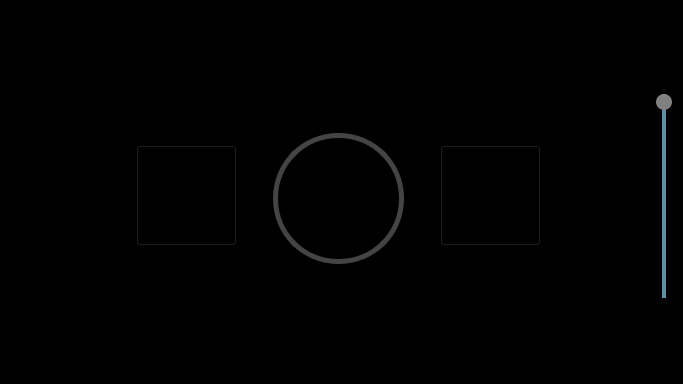
Qt form ViewLayer/SongPlayerUi.ui (UCSolarCarTeam/Epsilon-Onboard-Media-Control) before a commit.
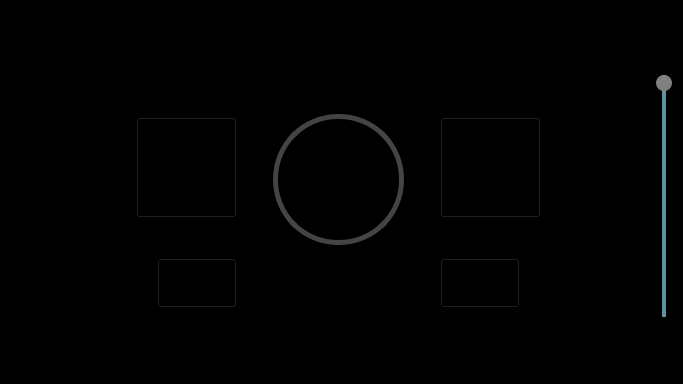
The same form after that commit. Icons and pictures are not drawn.

```diff
--- a/ViewLayer/SongPlayerUi.ui
+++ b/ViewLayer/SongPlayerUi.ui
@@ -311,6 +311,44 @@
         <zorder>playButton</zorder>
        </widget>
       </item>
+      <item row="2" column="0" alignment="Qt::AlignRight">
+       <widget class="QPushButton" name="pushButton">
+        <property name="sizePolicy">
+         <sizepolicy hsizetype="Fixed" vsizetype="Fixed">
+          <horstretch>0</horstretch>
+          <verstretch>0</verstretch>
+         </sizepolicy>
+        </property>
+        <property name="minimumSize">
+         <size>
+          <width>50</width>
+          <height>50</height>
+         </size>
+        </property>
+        <property name="text">
+         <string>PushButton</string>
+        </property>
+       </widget>
+      </item>
+      <item row="2" column="2">
+       <widget class="QPushButton" name="pushButton_2">
+        <property name="sizePolicy">
+         <sizepolicy hsizetype="Fixed" vsizetype="Fixed">
+          <horstretch>0</horstretch>
+          <verstretch>0</verstretch>
+         </sizepolicy>
+        </property>
+        <property name="minimumSize">
+         <size>
+          <width>50</width>
+          <height>50</height>
+         </size>
+        </property>
+        <property name="text">
+         <string>PushButton</string>
+        </property>
+       </widget>
+      </item>
      </layout>
     </widget>
    </item>
```
